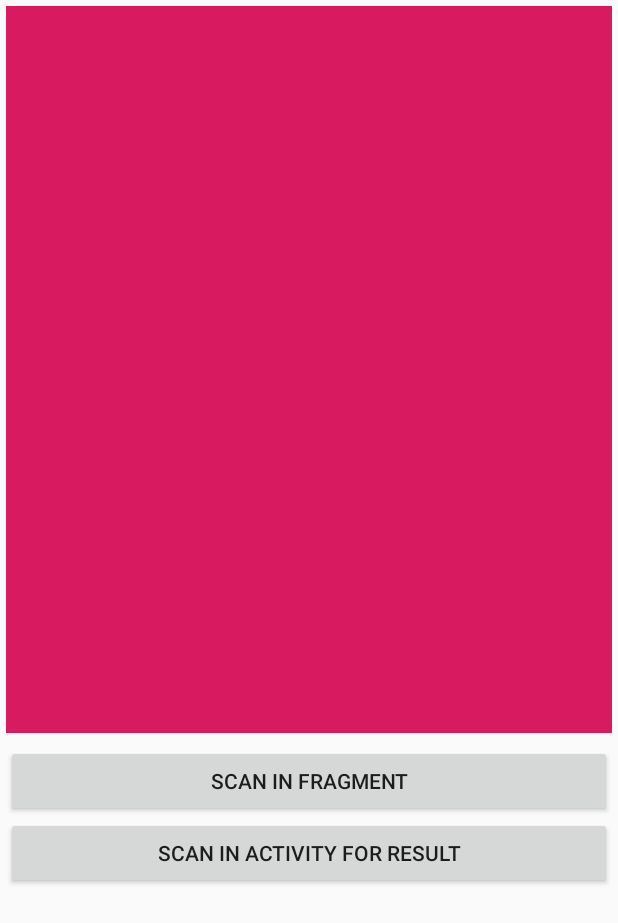
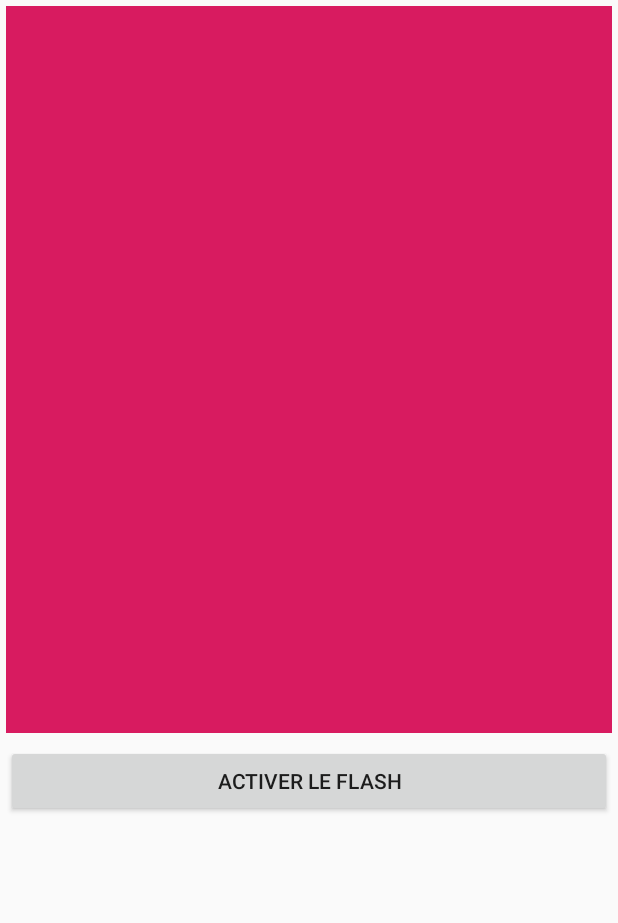
Before and after one commit to SchawnnDev/EventQrCodeReader, an Android app: the layout activity_main.xml on its own in the app's theme, with its tools: preview values and no code run, on a phone screen of 412 x 824 dp. Shown: the top 923 px of the screen. Run offline under Robolectric (Android 15) with nearby library versions, the phone set to English and light mode, and no system bars.

Commit message:
little changes

```diff
--- a/app/build.gradle
+++ b/app/build.gradle
@@ -17,6 +17,7 @@ android {
             proguardFiles getDefaultProguardFile('proguard-android-optimize.txt'), 'proguard-rules.pro'
         }
     }
+    sourceSets { main { assets.srcDirs = ['src/main/assets', 'src/main/assets/'] } }
 }
 
 dependencies {
--- a/app/src/main/res/layout/activity_main.xml
+++ b/app/src/main/res/layout/activity_main.xml
@@ -24,27 +24,7 @@
             android:id="@+id/btn_fragment"
             android:layout_width="match_parent"
             android:layout_height="wrap_content"
-            android:text="Scan in Fragment" />
-
-        <Button
-            android:id="@+id/btn_activity"
-            android:layout_width="match_parent"
-            android:layout_height="wrap_content"
-            android:text="Scan in activity for result" />
-
-        <TextView
-            android:id="@+id/tv_result_head"
-            android:layout_width="match_parent"
-            android:layout_height="wrap_content"
-            android:layout_margin="4dp"
-            android:textSize="20sp"
-            android:textStyle="bold" />
-
-        <TextView
-            android:id="@+id/tv_result"
-            android:layout_width="match_parent"
-            android:layout_height="match_parent"
-            android:layout_margin="4dp" />
+            android:text="Activer le flash" />
 
     </LinearLayout>
 </LinearLayout>
```
Also changed, not shown: 2 other files.
